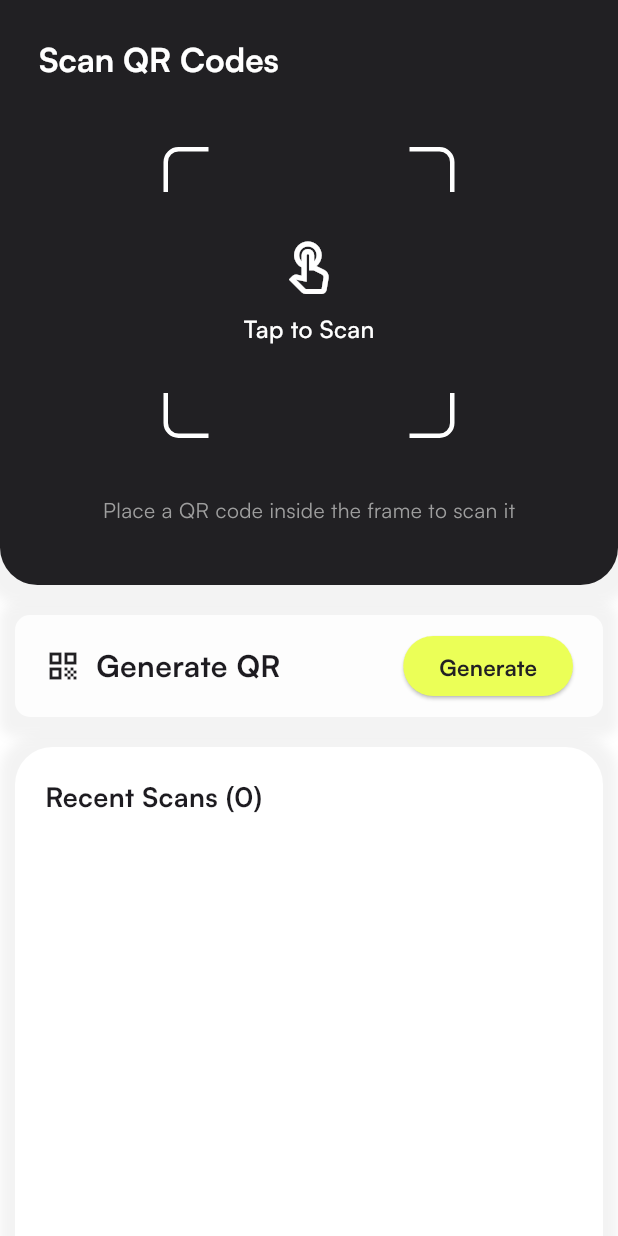
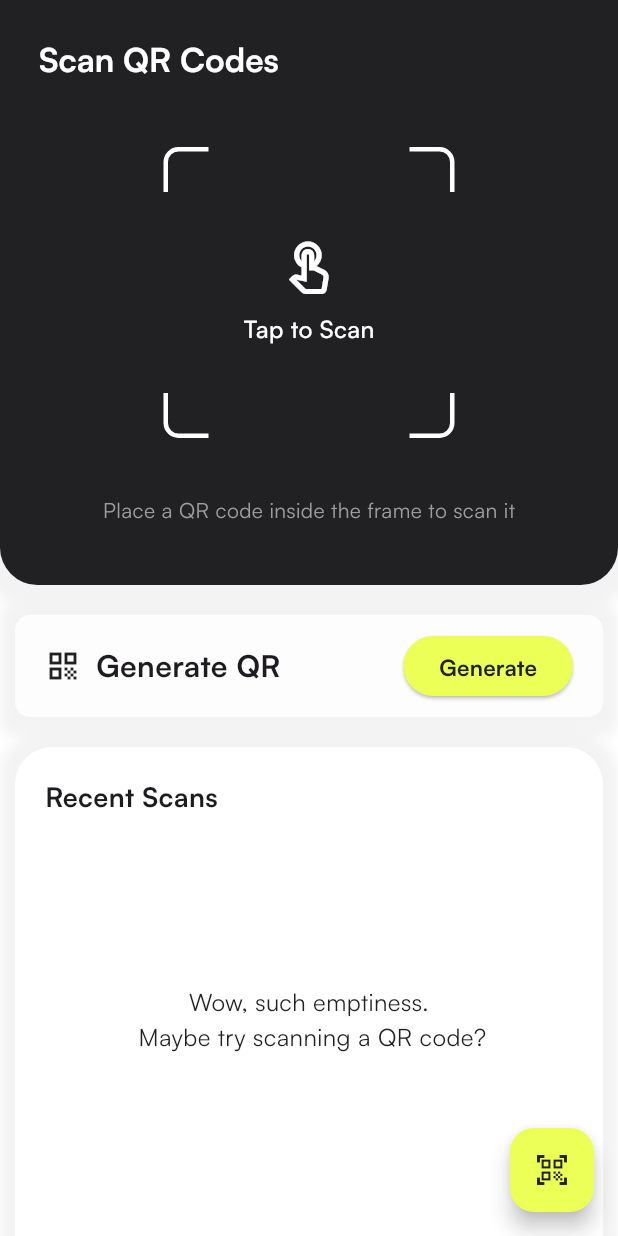
Before and after one commit to AswinAsok/qr-mvvm, a Flutter app: the screen it shows after launch, on a phone screen of 412 x 824 dp. Run offline on Flutter 3.47's test engine with Material 3 defaults, Android fonts, the phone set to English and light mode, and no system bars; missing offline and left inert: mobile_scanner.

Commit message:
feat(scanner):ux-improvements

```diff
--- a/lib/main.dart
+++ b/lib/main.dart
@@ -23,6 +23,14 @@ class MyApp extends StatelessWidget {
         fontFamily: 'Satoshi',
       ),
       home: Scaffold(
+        floatingActionButton: FloatingActionButton(
+          onPressed: () {
+            // Add your onPressed code here!
+          },
+          foregroundColor: Color(0xFF212023),
+          backgroundColor: Color(0xFFEBFF57),
+          child: const Icon(Icons.qr_code_scanner),
+        ),
         appBar: AppBar(
           toolbarHeight: 80.0, // Increase the height of the AppBar
           title: Container(
--- a/lib/pages/qrscanner/scanner_view.dart
+++ b/lib/pages/qrscanner/scanner_view.dart
@@ -348,13 +348,38 @@ class RecentScans extends StatelessWidget {
         child: Column(
           crossAxisAlignment: CrossAxisAlignment.start,
           children: [
+            Row(
+              mainAxisAlignment: MainAxisAlignment.spaceBetween,
+              children: [
                 Text(
-              "Recent Scans (${viewModel.recentScans.length})",
+                  viewModel.recentScans.isNotEmpty
+                      ? "Recent Scans (${viewModel.recentScans.length})"
+                      : "Recent Scans",
                   style: TextStyle(fontSize: 18, fontWeight: FontWeight.bold),
+                ),
+                if (viewModel.recentScans.isNotEmpty) ...[
+                  ElevatedButton(
+                    onPressed: () {
+                      viewModel.clearScans();
+                    },
+                    style: ElevatedButton.styleFrom(
+                        backgroundColor: Color.fromARGB(186, 33, 32, 35),
+                        foregroundColor: Colors.white),
+                    child: Text(
+                      "Clear All",
+                      style: TextStyle(
+                        fontSize: 14,
+                        fontWeight: FontWeight.w600,
+                      ),
+                    ),
+                  ),
+                ],
+              ],
             ),
             SizedBox(height: 10),
             Expanded(
-              child: ListView.builder(
+              child: viewModel.recentScans.isNotEmpty
+                  ? ListView.builder(
                       itemCount: viewModel.recentScans.length,
                       itemBuilder: (context, index) {
                         final scan = viewModel.recentScans[index];
@@ -384,20 +409,34 @@ class RecentScans extends StatelessWidget {
                               IconButton(
                                 icon: Icon(Icons.copy),
                                 onPressed: () {
-                            Clipboard.setData(ClipboardData(text: scan.result));
+                                  Clipboard.setData(
+                                      ClipboardData(text: scan.result));
                                   ScaffoldMessenger.of(context).showSnackBar(
-                              SnackBar(content: Text('Copied to clipboard')),
+                                    SnackBar(
+                                        content: Text('Copied to clipboard')),
                                   );
                                 },
                               ),
                             ],
                           ),
                           subtitle: Text(
-                      DateFormat('yyyy-MM-dd – hh:mm a').format(scan.createdAt),
+                            DateFormat('yyyy-MM-dd – hh:mm a')
+                                .format(scan.createdAt),
                             style: TextStyle(color: Colors.grey[600]),
                           ),
                         );
                       },
+                    )
+                  : Center(
+                      child: Text(
+                        "Wow, such emptiness.\n Maybe try scanning a QR code?",
+                        style: TextStyle(
+                          fontSize: 16,
+                          fontWeight: FontWeight.w400,
+                          color: Color(0xFF212023),
+                        ),
+                        textAlign: TextAlign.center,
+                      ),
                     ),
             ),
           ],
--- a/lib/pages/qrscanner/scanner_view_model.dart
+++ b/lib/pages/qrscanner/scanner_view_model.dart
@@ -25,6 +25,12 @@ class ScannerViewModel extends ChangeNotifier {
     notifyListeners();
   }
 
+  void clearScans() {
+    _recentScans.clear();
+    _filteredScans.clear();
+    notifyListeners();
+  }
+
   void searchScans(String query) {
     if (query.isEmpty) {
       _filteredScans = _recentScans;
```
Lines whose indentation alone changed are shown as unchanged.
